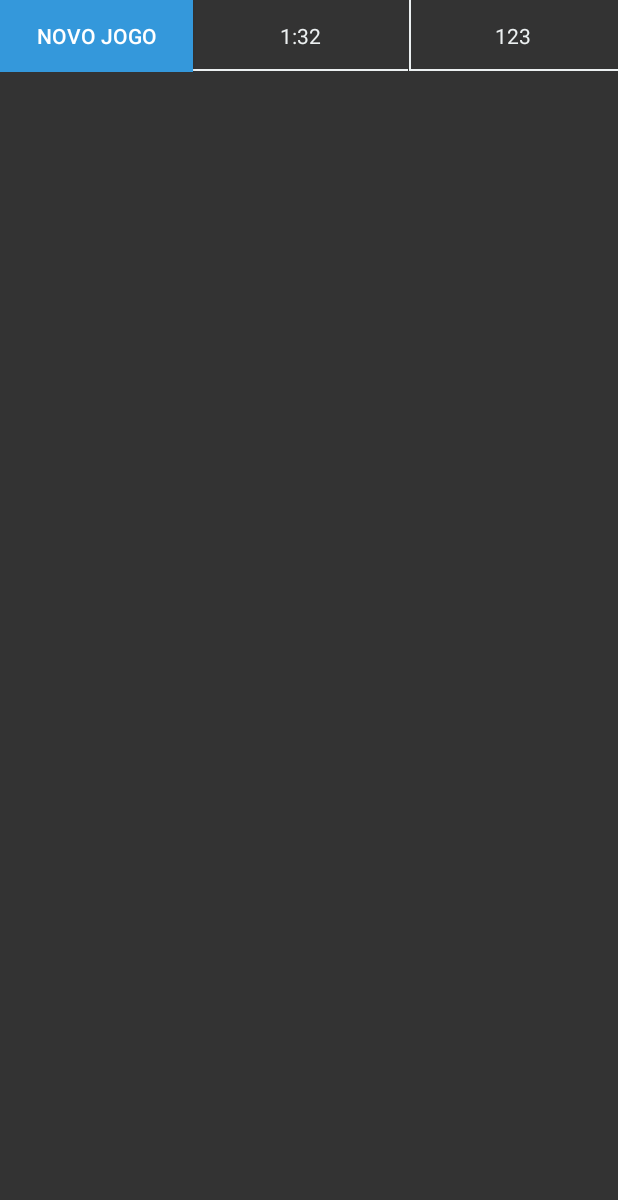
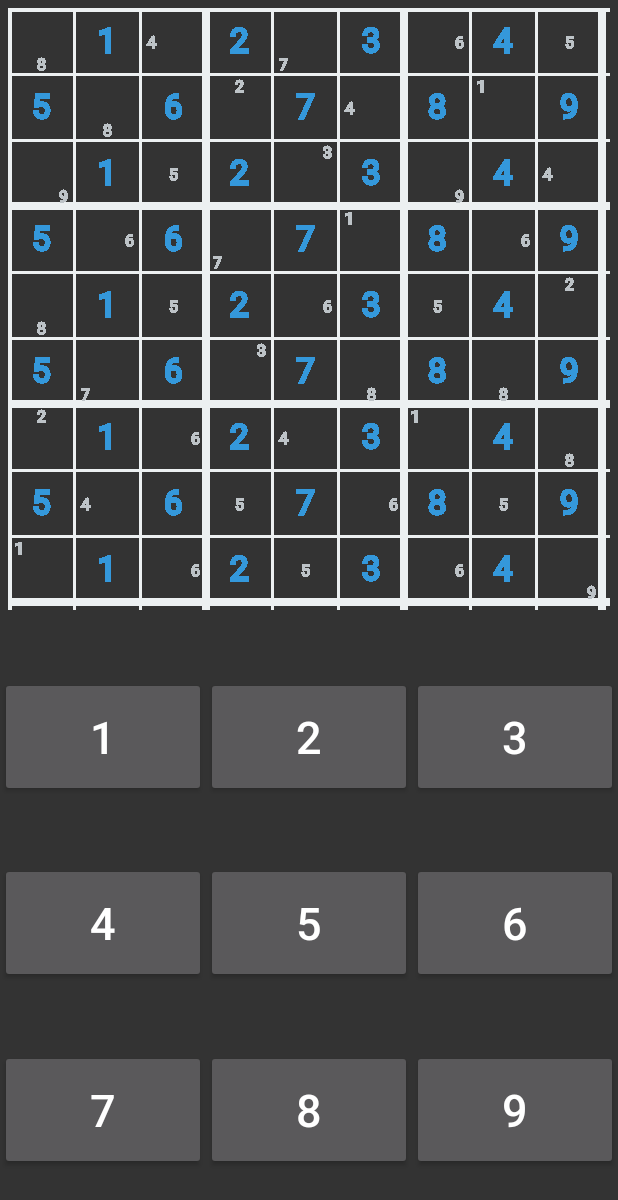
Before and after one commit to Strimblaster/AMOV1920, an Android app: the SinglePlayer screen opened directly, with no data from a screen before it, on a phone screen of 412 x 824 dp. Shown: the top 1200 px of the screen. Run offline under Robolectric (Android 15) with nearby library versions, the phone set to English and light mode, and no system bars; Roboto replaces fonts that are not available here.

Commit message:
Layout quase pronto: - Canvas feito - Botoes para colocar os numeros feitos - Proximo passo: ligar com a lógica e colocar menu falado

```diff
--- a/app/src/main/java/com/example/sudoku/SinglePlayer.java
+++ b/app/src/main/java/com/example/sudoku/SinglePlayer.java
@@ -3,6 +3,7 @@ package com.example.sudoku;
 import androidx.appcompat.app.AppCompatActivity;
 
 import android.os.Bundle;
+import android.widget.FrameLayout;
 import android.widget.GridView;
 
 
@@ -11,23 +12,16 @@ import android.widget.GridView;
  * status bar and navigation/system bar) with user interaction.
  */
 public class SinglePlayer extends AppCompatActivity {
-    private Sudoku sudoku;
-    private GridView gridView;
+    SudokuView sudokuView;
 
     @Override
     protected void onCreate(Bundle savedInstanceState) {
         super.onCreate(savedInstanceState);
         setContentView(R.layout.activity_single_player);
 
-        sudoku = new Sudoku();
-        sudoku.start();
-        try {
-            sudoku.join();
-        } catch (InterruptedException e) {
-            e.printStackTrace();
-        }
+        FrameLayout flSudoku = findViewById(R.id.flSudoku);
+        sudokuView = new SudokuView(this);
+        flSudoku.addView(sudokuView);
+    }
 
-
-
-    }
 }
--- /dev/null
+++ b/app/src/main/java/com/example/sudoku/SudokuView.java
@@ -0,0 +1,132 @@
+package com.example.sudoku;
+
+import android.content.Context;
+import android.graphics.Canvas;
+import android.graphics.Color;
+import android.graphics.Paint;
+import android.os.SystemClock;
+import android.view.MotionEvent;
+import android.view.View;
+
+import java.util.Arrays;
+import java.util.Collection;
+import java.util.Collections;
+import java.util.List;
+import java.util.Random;
+
+public class SudokuView extends View {
+
+    int [][] board = {
+            {0, 1, 0, 2, 0, 3, 0, 4, 0},
+            {5, 0, 6, 0, 7, 0, 8, 0, 9},
+            {0, 1, 0, 2, 0, 3, 0, 4, 0},
+            {5, 0, 6, 0, 7, 0, 8, 0, 9},
+            {0, 1, 0, 2, 0, 3, 0, 4, 0},
+            {5, 0, 6, 0, 7, 0, 8, 0, 9},
+            {0, 1, 0, 2, 0, 3, 0, 4, 0},
+            {5, 0, 6, 0, 7, 0, 8, 0, 9},
+            {0, 1, 0, 2, 0, 3, 0, 4, 0},
+    };
+
+    public static final int BOARD_SIZE = 9;
+    Paint paintMainLines, paintSubLines, paintMainNumbers, paintSmallNumbers;
+
+    public SudokuView(Context context) {
+        super(context);
+        createPaints();
+    }
+
+    void createPaints() {
+        paintMainLines = new Paint(Paint.DITHER_FLAG);
+        paintMainLines.setStyle(Paint.Style.FILL_AND_STROKE);
+        paintMainLines.setColor(Color.rgb(236,240,241));
+        paintMainLines.setStrokeWidth(8);
+
+        paintSubLines = new Paint(paintMainLines);
+        paintSubLines.setStrokeWidth(3);
+
+        paintMainNumbers = new Paint(paintSubLines);
+        paintMainNumbers.setColor(Color.rgb(52,152,219));
+        paintMainNumbers.setTextSize(32);
+        paintMainNumbers.setTextAlign(Paint.Align.CENTER);
+
+        paintSmallNumbers = new Paint(paintMainNumbers);
+        paintSmallNumbers.setTextSize(12);
+        paintSmallNumbers.setStrokeWidth(2);
+        paintSmallNumbers.setColor(Color.rgb(189,195,199));
+    }
+
+    @Override
+    protected void onDraw(Canvas canvas) {
+        super.onDraw(canvas);
+
+        int w = getWidth(), cellW = w/BOARD_SIZE;
+        int h = getHeight(), cellH = h/BOARD_SIZE;
+
+        for(int i=0; i<=BOARD_SIZE; i++){
+            canvas.drawLine(0, i*cellH, w, i*cellH, i%3==0 ? paintMainLines : paintSubLines);
+            canvas.drawLine(i*cellW, 0, i*cellH, h, i%3==0 ? paintMainLines : paintSubLines);
+        }
+
+        if(board == null)
+            return;
+
+        paintMainNumbers.setTextSize(cellH / 2);
+        paintSmallNumbers.setTextSize(cellH/ 4);
+
+        for(int r=0; r < BOARD_SIZE; r++){
+            for(int c=0; c < BOARD_SIZE; c++){
+                int n = board[r][c];
+                if(n != 0){
+                    int x = cellW / 2 + cellW * c; //fica no meio e anda de 1 em 1 cell
+                    int y = cellH / 2 + cellH * r + cellH / 6;
+
+                    canvas.drawText(""+n, x, y, paintMainNumbers);
+                }
+                else{
+                    List<Integer> possibilities = Arrays.asList(1,2,3,4,5,6,7,8,9);
+                    Collections.shuffle(possibilities);
+                    Random rnd = new Random(SystemClock.elapsedRealtime());
+                    possibilities = possibilities.subList(0, rnd.nextInt(6)+1);
+
+                    int x = cellW / 6 + cellW*c;
+                    int y = cellH / 6 + cellH*r;
+                    for(int p=1; p<=BOARD_SIZE; p++){
+                        if(possibilities.contains(p)){
+                            int xp = x+(p-1)%3 * cellW / 3;
+                            int yp = y+(p-1)/3 * cellH / 3 + cellH / 9;
+                            canvas.drawText(""+p, xp, yp, paintSmallNumbers);
+                        }
+                    }
+                }
+            }
+        }
+    }
+
+    @Override
+    public boolean onTouchEvent(MotionEvent event) {
+        if(event.getAction() == MotionEvent.ACTION_DOWN)
+            return true;
+        if(event.getAction() == MotionEvent.ACTION_UP){
+            int px = (int) event.getX();
+            int py = (int) event.getY();
+
+            int w = getWidth(), cellW = w/BOARD_SIZE;
+            int h = getHeight(), cellH = h/BOARD_SIZE;
+
+            int cellX = px / cellW;
+            int cellY = py / cellH;
+
+            board[cellY][cellX] = 5;
+            invalidate();
+            return true;
+        }
+
+        return super.onTouchEvent(event);
+    }
+
+    public void setBoard(int [][] board){
+        this.board = board;
+        invalidate();
+    }
+}
--- a/app/src/main/res/layout/activity_single_player.xml
+++ b/app/src/main/res/layout/activity_single_player.xml
@@ -1,70 +1,164 @@
 <?xml version="1.0" encoding="utf-8"?>
-<FrameLayout xmlns:android="http://schemas.android.com/apk/res/android"
+<androidx.constraintlayout.widget.ConstraintLayout xmlns:android="http://schemas.android.com/apk/res/android"
     xmlns:app="http://schemas.android.com/apk/res-auto"
     xmlns:tools="http://schemas.android.com/tools"
     android:layout_width="match_parent"
     android:layout_height="match_parent"
     android:background="@color/colorBackground"
-    tools:context=".SinglePlayer">
+    tools:context=".MainActivity">
 
-    <LinearLayout
-        android:layout_width="match_parent"
-        android:layout_height="match_parent"
-        android:orientation="vertical">
+    <FrameLayout
+        android:id="@+id/flSudoku"
+        android:layout_width="0dp"
+        android:layout_height="0dp"
+        android:layout_marginStart="5dp"
+        android:layout_marginTop="5dp"
+        android:layout_marginEnd="5dp"
+        app:layout_constraintDimensionRatio="1:1"
+        app:layout_constraintEnd_toEndOf="parent"
+        app:layout_constraintHorizontal_bias="0.0"
+        app:layout_constraintStart_toStartOf="parent"
+        app:layout_constraintTop_toTopOf="parent">
 
-        <LinearLayout
-            android:layout_width="match_parent"
-            android:layout_height="wrap_content"
-            android:orientation="horizontal">
+    </FrameLayout>
 
-            <Button
-                android:id="@+id/btnNewGame"
-                android:layout_width="13dp"
-                android:layout_height="wrap_content"
-                android:layout_weight="1"
-                android:background="@color/colorSinglePlayer"
-                android:text="Novo Jogo" />
+    <Button
+        android:id="@+id/n1"
+        android:layout_width="0dp"
+        android:layout_height="80dp"
+        android:textSize="30dp"
+        android:text="1"
+        app:layout_constraintBottom_toTopOf="@+id/n4"
+        app:layout_constraintEnd_toStartOf="@+id/n2"
+        app:layout_constraintStart_toStartOf="parent"
+        app:layout_constraintTop_toBottomOf="@+id/flSudoku" />
 
-            <TextView
-                android:id="@+id/lbTime"
-                android:layout_width="wrap_content"
-                android:layout_height="match_parent"
-                android:layout_weight="1"
-                android:background="@drawable/underline"
-                android:gravity="center_horizontal|center_vertical"
-                android:text="1:32"
-                android:textAlignment="center"
-                android:textColor="@color/colorWhite"
-                android:textDirection="firstStrongRtl" />
+    <Button
+        android:id="@+id/n2"
+        android:layout_width="0dp"
+        android:layout_height="80dp"
+        android:textSize="30dp"
+        android:text="2"
+        app:layout_constraintBottom_toBottomOf="@+id/n1"
+        app:layout_constraintEnd_toEndOf="@+id/n3"
+        app:layout_constraintStart_toEndOf="@+id/n1"
+        app:layout_constraintTop_toTopOf="@+id/n1" />
 
-            <TextView
-                android:id="@+id/lbPoints"
-                android:layout_width="wrap_content"
-                android:layout_height="match_parent"
-                android:layout_weight="1"
-                android:background="@drawable/left_underline"
-                android:gravity="center_horizontal|center_vertical"
-                android:text="123"
-                android:textAlignment="center"
-                android:textColor="@color/colorWhite" />
+    <Button
+        android:id="@+id/n3"
+        android:layout_width="0dp"
+        android:layout_height="80dp"
+        android:textSize="30dp"
+        android:text="3"
+        app:layout_constraintBottom_toBottomOf="@+id/n1"
+        app:layout_constraintEnd_toEndOf="parent"
+        app:layout_constraintStart_toEndOf="@+id/n2"
+        app:layout_constraintTop_toTopOf="@+id/n1"/>
 
-        </LinearLayout>
+    <Button
+        android:id="@+id/n4"
+        android:layout_width="0dp"
+        android:layout_height="80dp"
+        android:textSize="30dp"
+        android:text="4"
+        app:layout_constraintBottom_toTopOf="@+id/n7"
+        app:layout_constraintStart_toStartOf="parent"
+        app:layout_constraintTop_toBottomOf="@+id/n1"
+        app:layout_constraintEnd_toStartOf="@+id/n5" />
 
-        <!--        <GridView-->
-<!--            android:focusableInTouchMode="false"-->
-<!--            android:focusable="false"-->
-<!--            android:id="@+id/gridView"-->
-<!--            android:layout_width="match_parent"-->
-<!--            android:layout_height="match_parent"-->
-<!--            android:layout_margin="25sp"-->
-<!--            android:layout_weight="1"-->
-<!--            android:gravity="center"-->
-<!--            android:horizontalSpacing="1sp"-->
-<!--            android:numColumns="9"-->
-<!--            android:stretchMode="columnWidth"-->
-<!--            android:textAlignment="center"-->
-<!--            android:verticalSpacing="10sp" />-->
+    <Button
+        android:id="@+id/n5"
+        android:layout_width="0dp"
+        android:layout_height="80dp"
+        android:textSize="30dp"
+        android:text="5"
+        app:layout_constraintBottom_toBottomOf="@+id/n4"
+        app:layout_constraintStart_toEndOf="@+id/n4"
+        app:layout_constraintEnd_toStartOf="@+id/n6"
+        app:layout_constraintTop_toTopOf="@+id/n4" />
 
-    </LinearLayout>
+    <Button
+        android:id="@+id/n6"
+        android:layout_width="0dp"
+        android:layout_height="80dp"
+        android:textSize="30dp"
+        android:text="6"
+        app:layout_constraintBottom_toBottomOf="@+id/n5"
+        app:layout_constraintEnd_toEndOf="parent"
+        app:layout_constraintStart_toEndOf="@+id/n5"
+        app:layout_constraintTop_toTopOf="@+id/n5" />
 
-</FrameLayout>
+    <Button
+        android:id="@+id/n7"
+        android:layout_width="0dp"
+        android:layout_height="80dp"
+        android:textSize="30dp"
+        android:text="7"
+        app:layout_constraintBottom_toBottomOf="parent"
+        app:layout_constraintStart_toStartOf="parent"
+        app:layout_constraintTop_toBottomOf="@+id/n4"
+        app:layout_constraintEnd_toStartOf="@+id/n8" />
+
+    <Button
+        android:id="@+id/n8"
+        android:layout_width="0dp"
+        android:layout_height="80dp"
+        android:textSize="30dp"
+        android:text="8"
+        app:layout_constraintBottom_toBottomOf="@+id/n7"
+        app:layout_constraintStart_toEndOf="@+id/n7"
+        app:layout_constraintTop_toTopOf="@+id/n7"
+        app:layout_constraintEnd_toStartOf="@+id/n9"/>
+
+    <Button
+        android:id="@+id/n9"
+        android:layout_width="0dp"
+        android:layout_height="80dp"
+        android:textSize="30dp"
+        android:text="9"
+        app:layout_constraintBottom_toBottomOf="@+id/n8"
+        app:layout_constraintEnd_toEndOf="parent"
+        app:layout_constraintStart_toEndOf="@+id/n8"
+        app:layout_constraintTop_toTopOf="@+id/n8" />
+
+<!--    <Button-->
+<!--        android:id="@+id/btnNewGame"-->
+<!--        android:layout_width="0dp"-->
+<!--        android:layout_height="wrap_content"-->
+<!--        android:background="@color/colorSinglePlayer"-->
+<!--        android:text="Novo Jogo"-->
+<!--        app:layout_constraintBottom_toBottomOf="parent"-->
+<!--        app:layout_constraintStart_toStartOf="parent" />-->
+
+<!--    <TextView-->
+<!--        android:id="@+id/lbTime"-->
+<!--        android:layout_width="wrap_content"-->
+<!--        android:layout_height="wrap_content"-->
+<!--        android:background="@drawable/underline"-->
+<!--        android:gravity="center_horizontal|center_vertical"-->
+<!--        android:text="1:32"-->
+<!--        android:textAlignment="center"-->
+<!--        android:textColor="@color/colorWhite"-->
+<!--        android:textDirection="firstStrongRtl"-->
+<!--        app:layout_constraintBottom_toBottomOf="@+id/btnNewGame"-->
+<!--        app:layout_constraintStart_toEndOf="@+id/btnNewGame"-->
+<!--        app:layout_constraintTop_toTopOf="@+id/btnNewGame"-->
+<!--        app:layout_constraintEnd_toStartOf="@+id/lbPoints" />-->
+
+<!--    <TextView-->
+<!--        android:id="@+id/lbPoints"-->
+<!--        android:layout_width="wrap_content"-->
+<!--        android:layout_height="wrap_content"-->
+<!--        android:background="@drawable/underline"-->
+<!--        android:gravity="center_horizontal|center_vertical"-->
+<!--        android:text="123"-->
+<!--        android:textAlignment="center"-->
+<!--        android:textColor="@color/colorWhite"-->
+<!--        android:textDirection="firstStrongRtl"-->
+<!--        app:layout_constraintBottom_toBottomOf="parent"-->
+<!--        app:layout_constraintEnd_toEndOf="parent"-->
+<!--        app:layout_constraintStart_toEndOf="@+id/lbTime"-->
+<!--        app:layout_constraintTop_toTopOf="@+id/btnNewGame" />-->
+
+
+</androidx.constraintlayout.widget.ConstraintLayout>
--- a/app/src/main/res/values/colors.xml
+++ b/app/src/main/res/values/colors.xml
@@ -6,4 +6,5 @@
     <color name="colorRed">#e74c3c</color>
     <color name="colorBackground">#333333</color>
     <color name="colorWhite">#ecf0f1</color>
+
 </resources>
```
